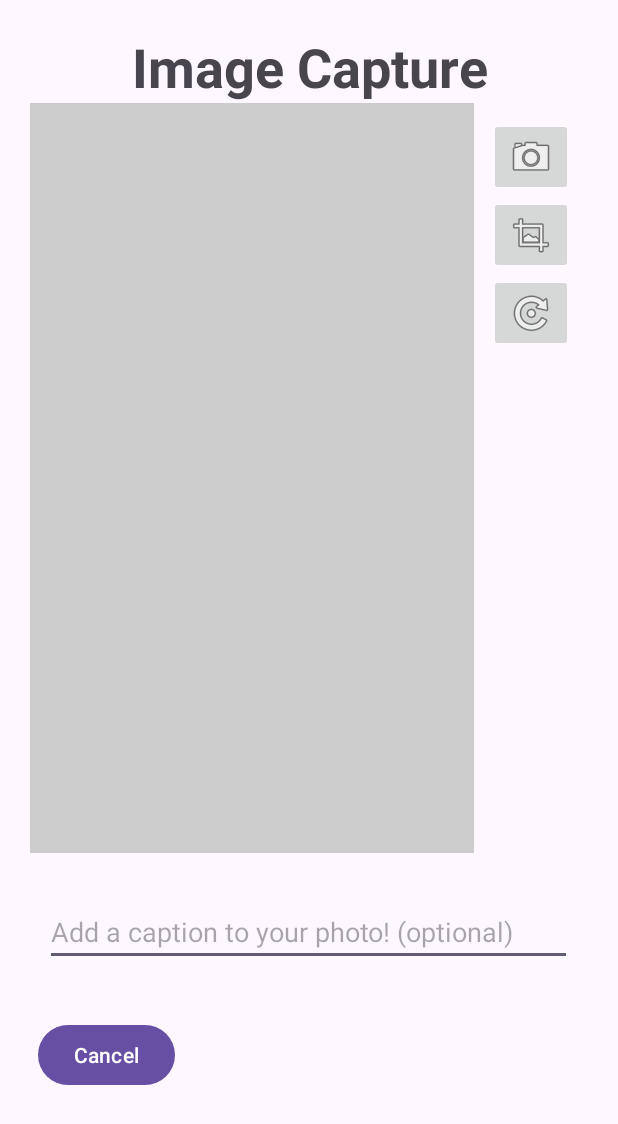
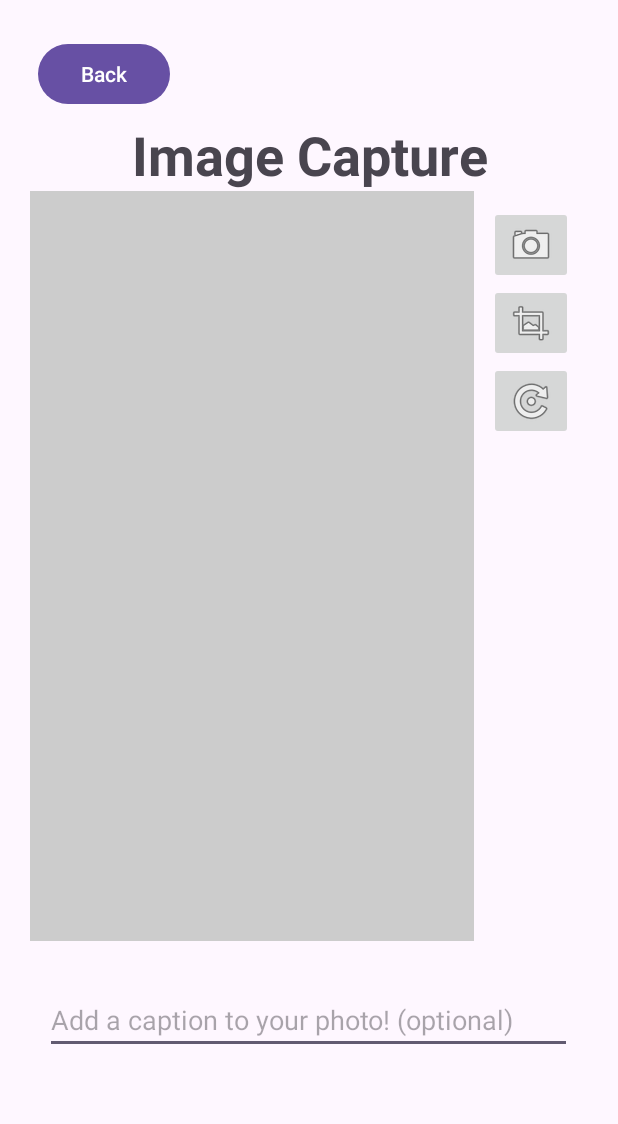
Before and after one commit to BrevinQ42/bring-me, an Android app: the ImageActivity screen opened directly, with no data from a screen before it, on a phone screen of 412 x 824 dp. Shown: the top 1124 px of the screen. Run offline under Robolectric (Android 15) with nearby library versions, the phone set to English and light mode, and no system bars; libraries missing offline, so code that uses them is left out: com.theartofdev.edmodo; plain views replace CropImageView; 1 statement that could not run was skipped.

Commit message:
Added checker if there are no currently active prompts

```diff
--- a/app/src/main/java/com/aragoza_mejilla_que/final_project/PromptScreen.java
+++ b/app/src/main/java/com/aragoza_mejilla_que/final_project/PromptScreen.java
@@ -111,7 +111,10 @@ public class PromptScreen extends AppCompatActivity {
                                     .equalTo("isActive", true)
                                     .findFirst();
 
-        promptText.setText(currentPrompt.getText());
+        if (currentPrompt != null)
+            promptText.setText(currentPrompt.getText());
+        else
+            promptText.setText("");
 
         takePictureButton = findViewById(R.id.takePictureButton);
         landingScreenButton = findViewById(R.id.landingScreenButton);
--- a/app/src/main/res/layout/activity_capture_image.xml
+++ b/app/src/main/res/layout/activity_capture_image.xml
@@ -22,6 +22,14 @@
         android:layout_height="match_parent"
         android:orientation="vertical"
         android:layout_margin="10dp">
+
+        <Button
+            android:id="@+id/cancel"
+            android:layout_width="wrap_content"
+            android:layout_height="wrap_content"
+            android:layout_margin="5dp"
+            android:layout_weight="1"
+            android:text="Back" />
 
         <TextView
             android:layout_width="match_parent"
@@ -110,13 +118,5 @@
 
         </LinearLayout>
 
-        <Button
-            android:id="@+id/cancel"
-            android:layout_width="wrap_content"
-            android:layout_height="wrap_content"
-            android:layout_margin="5dp"
-            android:layout_weight="1"
-            android:text="Cancel" />
-
     </LinearLayout>
 </ScrollView>
```
